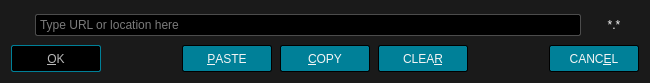
Qt form src/ui/locationdialog.ui (u8sand/Baka-MPlayer) before a commit.
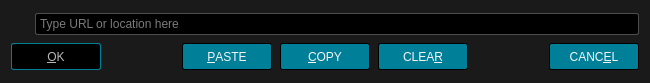
The same form after that commit. Icons and pictures are not drawn.

Commit message: locationdialog.ui: remove unused typeLabel

What changed in the file:
```diff
--- a/src/ui/locationdialog.ui
+++ b/src/ui/locationdialog.ui
@@ -86,31 +86,6 @@
        </property>
       </widget>
      </item>
-     <item>
-      <widget class="QLabel" name="typeLabel">
-       <property name="sizePolicy">
-        <sizepolicy hsizetype="Minimum" vsizetype="Preferred">
-         <horstretch>0</horstretch>
-         <verstretch>0</verstretch>
-        </sizepolicy>
-       </property>
-       <property name="minimumSize">
-        <size>
-         <width>50</width>
-         <height>0</height>
-        </size>
-       </property>
-       <property name="frameShape">
-        <enum>QFrame::NoFrame</enum>
-       </property>
-       <property name="text">
-        <string>*.*</string>
-       </property>
-       <property name="alignment">
-        <set>Qt::AlignCenter</set>
-       </property>
-      </widget>
-     </item>
     </layout>
    </item>
    <item>
```
The commit also changes 1 other file.
